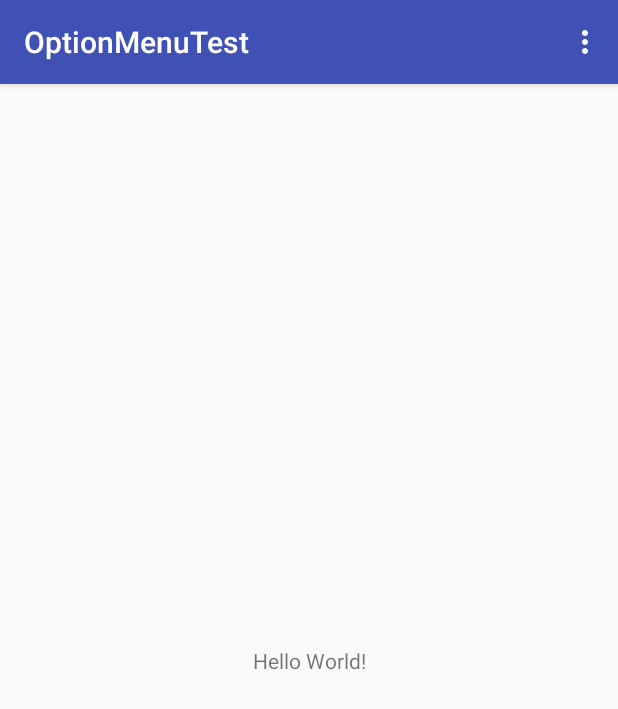
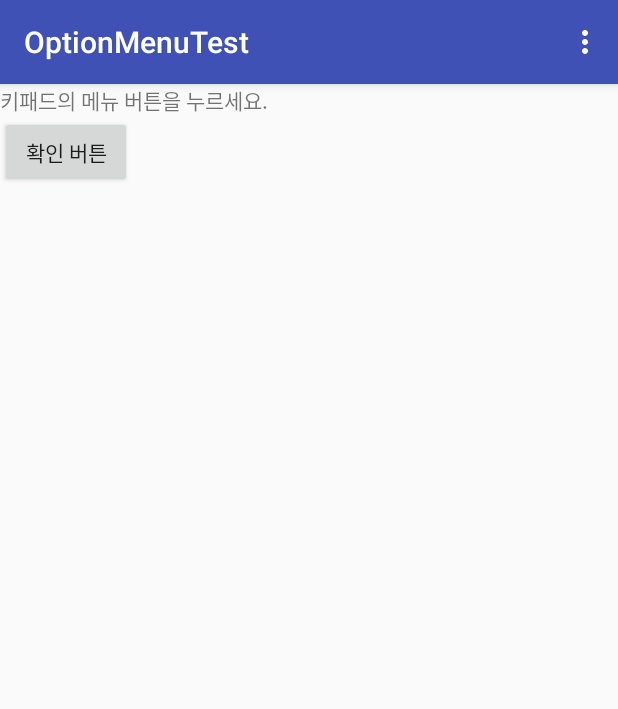
Before and after one commit to khjin001010/OptionMenuTest, an Android app: the screen it shows after launch (MainActivity), on a phone screen of 412 x 824 dp. Shown: the top 709 px of the screen. Run offline under Robolectric (Android 15) with nearby library versions, the phone set to English and light mode, and no system bars.

Commit message:
#3 change layout

```diff
--- a/app/src/main/res/layout/activity_main.xml
+++ b/app/src/main/res/layout/activity_main.xml
@@ -1,18 +1,23 @@
 <?xml version="1.0" encoding="utf-8"?>
-<android.support.constraint.ConstraintLayout xmlns:android="http://schemas.android.com/apk/res/android"
+<LinearLayout xmlns:android="http://schemas.android.com/apk/res/android"
     xmlns:app="http://schemas.android.com/apk/res-auto"
     xmlns:tools="http://schemas.android.com/tools"
     android:layout_width="match_parent"
     android:layout_height="match_parent"
+    android:orientation="vertical"
     tools:context="khjin001010.kr.hs.emirim.optionmenutest.MainActivity">
 
     <TextView
         android:layout_width="wrap_content"
         android:layout_height="wrap_content"
-        android:text="Hello World!"
-        app:layout_constraintBottom_toBottomOf="parent"
-        app:layout_constraintLeft_toLeftOf="parent"
-        app:layout_constraintRight_toRightOf="parent"
-        app:layout_constraintTop_toTopOf="parent" />
+        android:text="키패드의 메뉴 버튼을 누르세요." />
 
-</android.support.constraint.ConstraintLayout>
+    <Button
+        android:id="@+id/but_ok"
+        android:layout_width="wrap_content"
+        android:layout_height="wrap_content"
+        android:text="확인 버튼"/>
+
+
+
+</LinearLayout>
```
Also changed, not shown: app/src/main/java/khjin001010/kr/hs/emirim/optionmenutest/MainActivity.java (line endings or trailing spaces).
